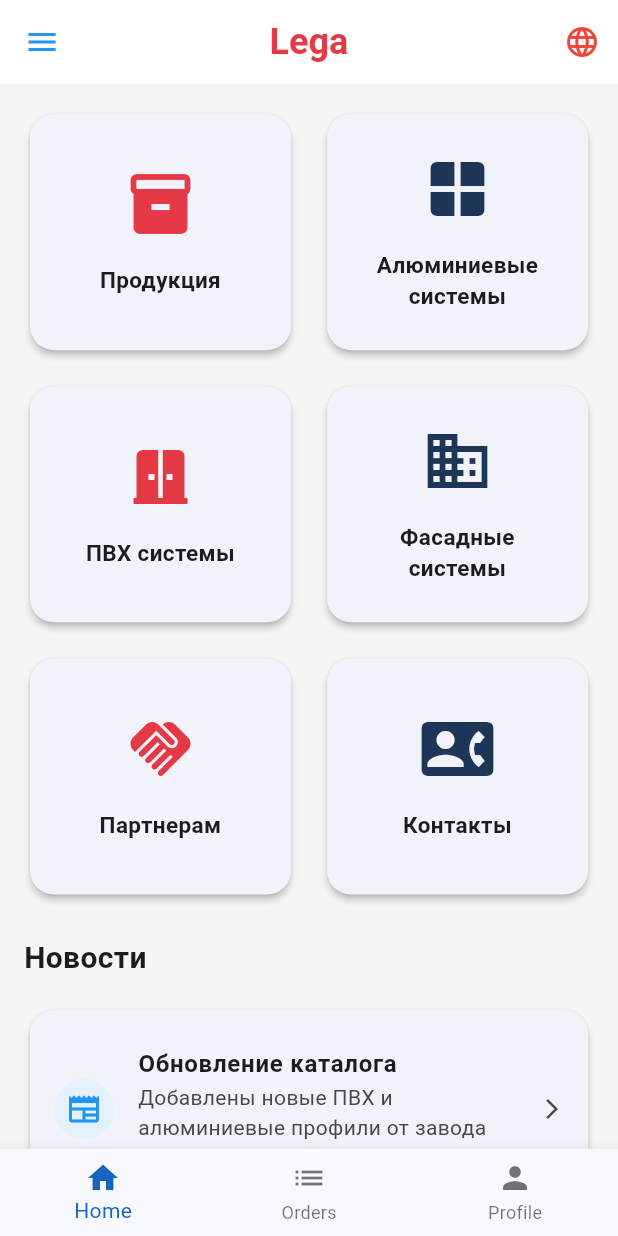
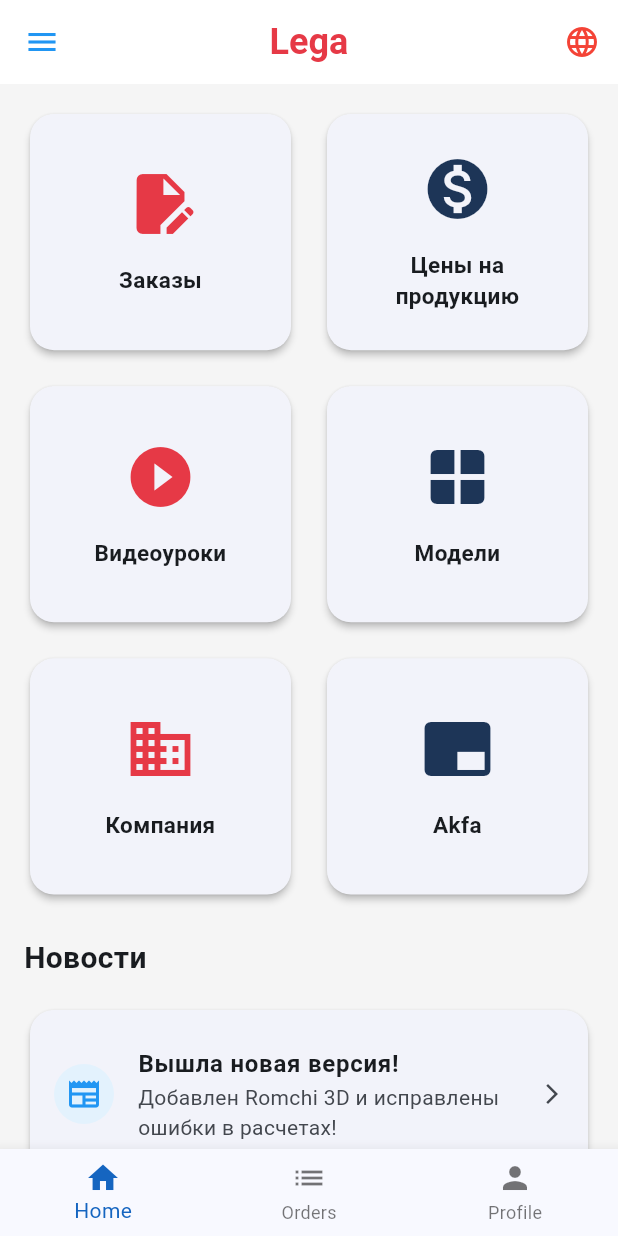
Before and after one commit to JamshedLatipov/lega, a Flutter app: the screen it shows after launch, on a phone screen of 412 x 824 dp. Run offline on Flutter 3.47's test engine with Material 3 defaults, Android fonts, the phone set to English and light mode, and no system bars.

```diff
--- a/lib/screens/dashboard_screen.dart
+++ b/lib/screens/dashboard_screen.dart
@@ -44,25 +44,25 @@ class DashboardScreen extends StatelessWidget {
               childAspectRatio: 1.1,
               children: [
                 _buildDashboardCard(
-                  'Продукция',
-                  Icons.inventory,
+                  'Заказы',
+                  Icons.edit_document,
                   const Color(0xFFe63946),
                 ),
                 _buildDashboardCard(
-                  'Алюминиевые системы',
-                  Icons.window,
+                  'Цены на продукцию',
+                  Icons.monetization_on,
                   const Color(0xFF1d3557),
                 ),
                 _buildDashboardCard(
-                  'ПВХ системы',
-                  Icons.door_sliding,
+                  'Видеоуроки',
+                  Icons.play_circle_fill,
                   const Color(0xFFe63946),
                 ),
-                _buildDashboardCard('Фасадные системы', Icons.business, const Color(0xFF1d3557)),
-                _buildDashboardCard('Партнерам', Icons.handshake, const Color(0xFFe63946)),
+                _buildDashboardCard('Модели', Icons.window, const Color(0xFF1d3557)),
+                _buildDashboardCard('Компания', Icons.business, const Color(0xFFe63946)),
                 _buildDashboardCard(
-                  'Контакты',
-                  Icons.contact_phone,
+                  'Akfa',
+                  Icons.branding_watermark,
                   const Color(0xFF1d3557),
                 ),
               ],
@@ -89,11 +89,11 @@ class DashboardScreen extends StatelessWidget {
                   child: const Icon(Icons.newspaper, color: Colors.blue),
                 ),
                 title: const Text(
-                  'Обновление каталога',
+                  'Вышла новая версия!',
                   style: TextStyle(fontWeight: FontWeight.bold),
                 ),
                 subtitle: const Text(
-                  'Добавлены новые ПВХ и алюминиевые профили от завода Lega',
+                  'Добавлен Romchi 3D и исправлены ошибки в расчетах!',
                 ),
                 trailing: const Icon(Icons.arrow_forward_ios, size: 16),
                 onTap: () {},
```
Also changed, not shown: 1 other file.
